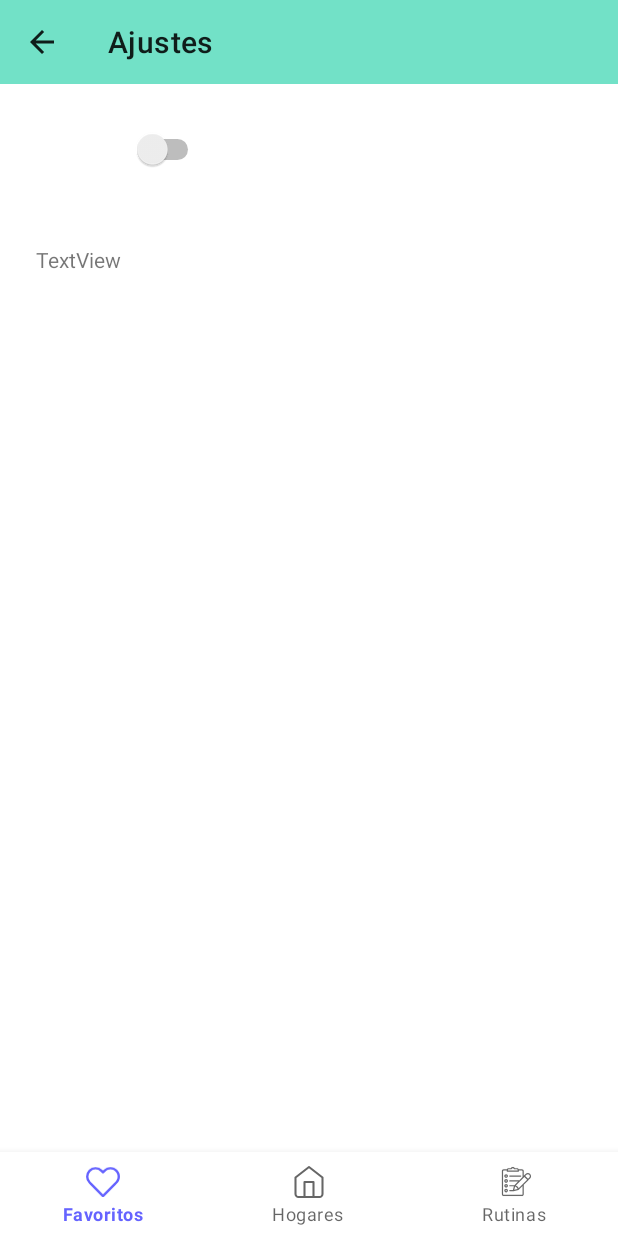
After one commit to Fpannunzio/Hci-3, an Android app: the SettingsFragment screen opened through its navigation route, on a phone screen of 412 x 824 dp. The commit adds this screen. Run offline under Robolectric (Android 15) with nearby library versions, the phone set to English and light mode, and no system bars; our stand-ins replace navigation-ui; 3 statements that could not run were skipped.

Commit message:
Settings fragment

```diff
--- a/app/src/main/java/com/example/hci_3/fragments/FavoritesFragment.java
+++ b/app/src/main/java/com/example/hci_3/fragments/FavoritesFragment.java
@@ -74,7 +74,6 @@ public class FavoritesFragment extends Fragment {
 
         actionBar.setHomeButtonEnabled(false);
 
-
         return view;
     }
 
@@ -83,7 +82,7 @@ public class FavoritesFragment extends Fragment {
         // Inflate the menu; this adds items to the action bar if it is present.
 
         MenuItem searchItem = menu.findItem(R.id.action_search);
-
+        MenuItem settingsItem = menu.findItem(R.id.settings);
         final SearchView searchView = (SearchView) MenuItemCompat.getActionView(searchItem);
         searchView.setOnQueryTextListener(new SearchView.OnQueryTextListener() {
             @Override
@@ -97,6 +96,10 @@ public class FavoritesFragment extends Fragment {
             public boolean onQueryTextChange(String newText) {
                 return false;
             }
+        });
+        settingsItem.setOnMenuItemClickListener(item -> {
+            Navigation.findNavController(requireActivity(), R.id.nav_host_fragment).navigate(FavoritesFragmentDirections.actionFavoritosToSettingsFragment());
+            return false;
         });
     }
 
--- a/app/src/main/java/com/example/hci_3/fragments/HomesFragment.java
+++ b/app/src/main/java/com/example/hci_3/fragments/HomesFragment.java
@@ -142,7 +142,7 @@ public class HomesFragment extends Fragment {
     public void onCreateOptionsMenu(@NonNull Menu menu, @NonNull MenuInflater inflater) {
         super.onCreateOptionsMenu(menu, inflater);
         MenuItem searchItem = menu.findItem(R.id.action_search);
-
+        MenuItem settingsItem = menu.findItem(R.id.settings);
         final SearchView searchView = (SearchView) MenuItemCompat.getActionView(searchItem);
         searchView.setOnQueryTextListener(new SearchView.OnQueryTextListener() {
             @Override
@@ -155,6 +155,10 @@ public class HomesFragment extends Fragment {
             public boolean onQueryTextChange(String newText) {
                 return false;
             }
+        });
+        settingsItem.setOnMenuItemClickListener(item -> {
+            Navigation.findNavController(requireActivity(), R.id.nav_host_fragment).navigate(HomesFragmentDirections.actionHogaresToSettingsFragment());
+            return false;
         });
     }
 
@@ -171,8 +175,6 @@ public class HomesFragment extends Fragment {
         super.onPause();
         model.stopUpdatingHomes();
     }
-
-
     private void refreshHomes(List<Home> homes){
         adapter.clear();
         adapter.addAll(homes.stream().map(Home::getName).collect(Collectors.toList()));
--- a/app/src/main/java/com/example/hci_3/fragments/RoomDetailsFragment.java
+++ b/app/src/main/java/com/example/hci_3/fragments/RoomDetailsFragment.java
@@ -95,6 +95,7 @@ public class RoomDetailsFragment extends Fragment {
         //inflater.inflate(R.menu.main, menu);
         super.onCreateOptionsMenu(menu, inflater);
         MenuItem searchItem = menu.findItem(R.id.action_search);
+        MenuItem settingsItem = menu.findItem(R.id.settings);
 
         final SearchView searchView = (SearchView) MenuItemCompat.getActionView(searchItem);
         searchView.setOnQueryTextListener(new SearchView.OnQueryTextListener() {
@@ -109,6 +110,10 @@ public class RoomDetailsFragment extends Fragment {
                 return false;
             }
         });
+        settingsItem.setOnMenuItemClickListener(item -> {
+            Navigation.findNavController(requireActivity(), R.id.nav_host_fragment).navigate(RoomDetailsFragmentDirections.actionRoomToSettingsFragment());
+            return false;
+        });
     }
 
     @Override
--- a/app/src/main/java/com/example/hci_3/fragments/RoutinesFragment.java
+++ b/app/src/main/java/com/example/hci_3/fragments/RoutinesFragment.java
@@ -2,14 +2,21 @@ package com.example.hci_3.fragments;
 
 import android.os.Bundle;
 
+import androidx.annotation.NonNull;
 import androidx.appcompat.app.ActionBar;
 import androidx.appcompat.app.AppCompatActivity;
+import androidx.appcompat.widget.SearchView;
+import androidx.core.view.MenuItemCompat;
 import androidx.fragment.app.Fragment;
 import androidx.lifecycle.ViewModelProvider;
+import androidx.navigation.Navigation;
 import androidx.recyclerview.widget.LinearLayoutManager;
 import androidx.recyclerview.widget.RecyclerView;
 
 import android.view.LayoutInflater;
+import android.view.Menu;
+import android.view.MenuInflater;
+import android.view.MenuItem;
 import android.view.View;
 import android.view.ViewGroup;
 
@@ -72,6 +79,30 @@ public class RoutinesFragment extends Fragment {
     }
 
     @Override
+    public void onCreateOptionsMenu(@NonNull Menu menu, @NonNull MenuInflater inflater) {
+        super.onCreateOptionsMenu(menu, inflater);
+        MenuItem searchItem = menu.findItem(R.id.action_search);
+        MenuItem settingsItem = menu.findItem(R.id.settings);
+        final SearchView searchView = (SearchView) MenuItemCompat.getActionView(searchItem);
+        searchView.setOnQueryTextListener(new SearchView.OnQueryTextListener() {
+            @Override
+            public boolean onQueryTextSubmit(String query) {
+                Navigation.findNavController(requireActivity(), R.id.nav_host_fragment).navigate(RoutinesFragmentDirections.actionRutinasToSearchFragment(query));
+                return true;
+            }
+
+            @Override
+            public boolean onQueryTextChange(String newText) {
+                return false;
+            }
+        });
+        settingsItem.setOnMenuItemClickListener(item -> {
+            Navigation.findNavController(requireActivity(), R.id.nav_host_fragment).navigate(RoutinesFragmentDirections.actionRutinasToSettingsFragment());
+            return false;
+        });
+    }
+
+    @Override
     public void onResume() {
         super.onResume();
         model.startPolling();
--- /dev/null
+++ b/app/src/main/java/com/example/hci_3/fragments/SettingsFragment.java
@@ -0,0 +1,58 @@
+package com.example.hci_3.fragments;
+
+import android.os.Bundle;
+
+import androidx.annotation.NonNull;
+import androidx.appcompat.app.ActionBar;
+import androidx.appcompat.app.AppCompatActivity;
+import androidx.fragment.app.Fragment;
+import androidx.recyclerview.widget.LinearLayoutManager;
+
+import android.view.LayoutInflater;
+import android.view.Menu;
+import android.view.MenuInflater;
+import android.view.View;
+import android.view.ViewGroup;
+
+import com.example.hci_3.R;
+import com.example.hci_3.SpacesItemDecoration;
+
+import java.util.Objects;
+
+
+public class SettingsFragment extends Fragment {
+
+
+    public SettingsFragment() {
+        // Required empty public constructor
+    }
+
+
+    @Override
+    public void onCreate(Bundle savedInstanceState) {
+        super.onCreate(savedInstanceState);
+
+        }
+
+
+    @Override
+    public View onCreateView(LayoutInflater inflater, ViewGroup container,
+                             Bundle savedInstanceState) {
+        View view = inflater.inflate(R.layout.fragment_settings, container, false);
+        setHasOptionsMenu(true);
+        ActionBar actionBar = ((AppCompatActivity) requireActivity()).getSupportActionBar();
+
+        Objects.requireNonNull(actionBar).setTitle(R.string.ajustes);
+
+        actionBar.setDisplayHomeAsUpEnabled(true);
+
+        actionBar.setHomeButtonEnabled(true);
+        return view;
+    }
+
+    @Override
+    public void onCreateOptionsMenu(@NonNull Menu menu, @NonNull MenuInflater inflater) {
+        menu.clear();
+        inflater.inflate(R.menu.menu_settings, menu);
+    }
+}
--- /dev/null
+++ b/app/src/main/res/layout/fragment_settings.xml
@@ -0,0 +1,41 @@
+<?xml version="1.0" encoding="utf-8"?>
+<FrameLayout xmlns:android="http://schemas.android.com/apk/res/android"
+    xmlns:app="http://schemas.android.com/apk/res-auto"
+    xmlns:tools="http://schemas.android.com/tools"
+    android:layout_width="match_parent"
+    android:layout_height="match_parent"
+    tools:context=".fragments.SettingsFragment">
+
+    <androidx.constraintlayout.widget.ConstraintLayout
+        android:layout_width="match_parent"
+        android:layout_height="match_parent">
+
+        <TextView
+            android:id="@+id/textView"
+            android:layout_width="wrap_content"
+            android:layout_height="wrap_content"
+            android:layout_marginStart="24dp"
+            android:layout_marginTop="32dp"
+            app:layout_constraintStart_toStartOf="parent"
+            app:layout_constraintTop_toTopOf="parent" />
+
+        <Switch
+            android:id="@+id/switch1"
+            android:layout_width="wrap_content"
+            android:layout_height="wrap_content"
+            android:layout_marginStart="64dp"
+            android:layout_marginTop="30dp"
+            app:layout_constraintStart_toEndOf="@+id/textView"
+            app:layout_constraintTop_toTopOf="parent" />
+
+        <TextView
+            android:id="@+id/textView8"
+            android:layout_width="wrap_content"
+            android:layout_height="wrap_content"
+            android:layout_marginStart="24dp"
+            android:layout_marginTop="56dp"
+            android:text="TextView"
+            app:layout_constraintStart_toStartOf="parent"
+            app:layout_constraintTop_toBottomOf="@+id/textView" />
+    </androidx.constraintlayout.widget.ConstraintLayout>
+</FrameLayout>
--- a/app/src/main/res/menu/menu_main.xml
+++ b/app/src/main/res/menu/menu_main.xml
@@ -3,10 +3,13 @@
     xmlns:app="http://schemas.android.com/apk/res-auto">
     <item
         android:id="@+id/dark_mode"
+        android:background="#FFFFFF"
         android:title="@string/modoNocturno"
-        app:actionViewClass="android.widget.Spinner"
-        android:background="#ff00" />
+        app:actionViewClass="android.widget.Spinner" />
 
+    <item
+        android:id="@+id/settings"
+        android:title="@string/ajustes" />
     <item android:id="@+id/action_search"
         android:orderInCategory="5"
         android:title="@string/buscar"
--- /dev/null
+++ b/app/src/main/res/menu/menu_settings.xml
@@ -0,0 +1,4 @@
+<?xml version="1.0" encoding="utf-8"?>
+<menu xmlns:android="http://schemas.android.com/apk/res/android">
+
+</menu>
--- a/app/src/main/res/navigation/nav_graph.xml
+++ b/app/src/main/res/navigation/nav_graph.xml
@@ -16,6 +16,9 @@
         <action
             android:id="@+id/action_favoritos_to_room"
             app:destination="@id/room" />
+        <action
+            android:id="@+id/action_favoritos_to_settingsFragment"
+            app:destination="@id/settingsFragment" />
     </fragment>
     <fragment
         android:id="@+id/rutinas"
@@ -25,6 +28,9 @@
         <action
             android:id="@+id/action_rutinas_to_searchFragment"
             app:destination="@id/searchFragment" />
+        <action
+            android:id="@+id/action_rutinas_to_settingsFragment"
+            app:destination="@id/settingsFragment" />
     </fragment>
     <fragment
         android:id="@+id/hogares"
@@ -38,6 +44,9 @@
         <action
             android:id="@+id/action_hogares_to_searchFragment"
             app:destination="@id/searchFragment" />
+        <action
+            android:id="@+id/action_hogares_to_settingsFragment"
+            app:destination="@id/settingsFragment" />
     </fragment>
     <fragment
         android:id="@+id/room"
@@ -57,6 +66,9 @@
         <action
             android:id="@+id/action_room_to_searchFragment"
             app:destination="@id/searchFragment" />
+        <action
+            android:id="@+id/action_room_to_settingsFragment"
+            app:destination="@id/settingsFragment" />
     </fragment>
     <fragment
         android:id="@+id/searchFragment"
@@ -67,4 +79,9 @@
             android:name="SearchInput"
             app:argType="string" />
     </fragment>
+    <fragment
+        android:id="@+id/settingsFragment"
+        android:name="com.example.hci_3.fragments.SettingsFragment"
+        android:label="fragment_settings"
+        tools:layout="@layout/fragment_settings" />
 </navigation>
--- a/app/src/main/res/values/strings.xml
+++ b/app/src/main/res/values/strings.xml
@@ -132,7 +132,7 @@
     <string name="notifications_channel_description">Mensajes generales de la aplicacion</string>
     <string name="channel_id" translatable="false">generalNotifications</string>
     <!--    <string name="sharedPreferences">com.example.hci_3.shared_preferences</string>-->
-<!--    <string name="notifications">notifications_key</string>-->
+    <!--    <string name="notifications">notifications_key</string>-->
     <string name="favoritos">Favoritos</string>
     <string name="rutinas">Rutinas</string>
     <string name="hogares">Hogares</string>
@@ -141,6 +141,9 @@
     <string name="modoNocturno">Modo Nocturno</string>
     <!-- TODO: Remove or change this placeholder text -->
     <string name="search">Busqueda: %1$s</string>
+    <string name="ajustes">Ajustes</string>
+    <!-- TODO: Remove or change this placeholder text -->
+    <string name="hello_blank_fragment">Hello blank fragment</string>
     <!--    <string name="sharedPreferences">com.example.hci_3.shared_preferences</string>-->
     <!--    <string name="notifications">notifications_key</string>-->
 </resources>
```
Also changed, not shown: 2 other files. Lines whose indentation alone changed are shown as unchanged.
